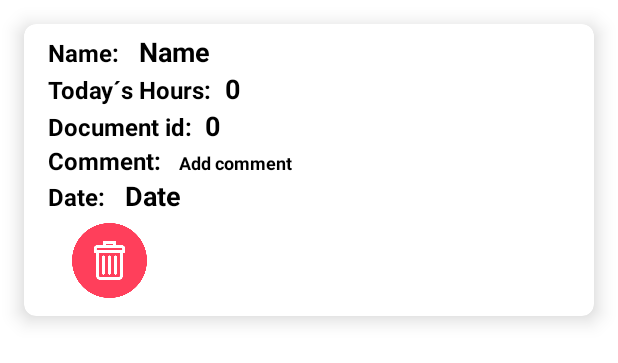
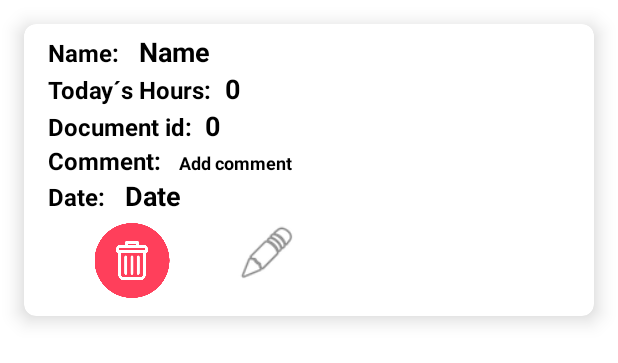
Before and after one commit to FilipKostic1999/App-for-company-workers, an Android app: the layout list_item.xml on its own in the app's theme, with its tools: preview values and no code run, on a phone screen of 412 x 824 dp. Shown: the top 363 px of the screen. Run offline under Robolectric (Android 15) with nearby library versions, the phone set to English and light mode, and no system bars.

Commit message:
edit name function

```diff
--- a/app/src/main/AndroidManifest.xml
+++ b/app/src/main/AndroidManifest.xml
@@ -12,6 +12,9 @@
         android:supportsRtl="true"
         android:theme="@style/Theme.Company_app"
         tools:targetApi="31">
+        <activity
+            android:name=".changeName"
+            android:exported="false" />
         <activity
             android:name=".inspectDays"
             android:exported="false" />
--- a/app/src/main/java/com/example/company_app/WorkerSignIn.kt
+++ b/app/src/main/java/com/example/company_app/WorkerSignIn.kt
@@ -104,6 +104,7 @@ class WorkerSignIn : AppCompatActivity() {
                                         dataWorker = "${nameInDatabase.name} ${nameInDatabase.numberID}"
                                         val workerName = nameInDatabase.name
                                         val intent = Intent(this, WorkerProfile:: class.java)
+                                        intent.putExtra("workerId", "${nameInDatabase.numberID}")
                                         intent.putExtra("dataWorker", dataWorker)
                                         intent.putExtra("workerName", workerName)
                                         startActivity(intent)
--- a/app/src/main/java/com/example/company_app/WorkerSignUp.kt
+++ b/app/src/main/java/com/example/company_app/WorkerSignUp.kt
@@ -67,7 +67,8 @@ class WorkerSignUp : AppCompatActivity() {
                                     val userData = username(name, codeID)
 
                                     database.collection("Users")
-                                        .document(user.uid).collection("user data").add(userData)
+                                        .document(user.uid).collection("user data")
+                                        .document("$name $codeID").set(userData)
 
                                     database.collection("Director view")
                                         .document("$name $codeID").set(userData)
--- a/app/src/main/res/layout/list_item.xml
+++ b/app/src/main/res/layout/list_item.xml
@@ -195,10 +195,17 @@
             android:orientation="horizontal">
 
             <ImageView
-                android:layout_width="50dp"
+                android:layout_width="80dp"
                 android:layout_height="50dp"
                 android:id="@+id/binImg"
                 android:src="@drawable/bin"/>
+
+            <ImageView
+                android:id="@+id/editImg"
+                android:layout_width="100dp"
+                android:layout_height="40dp"
+                android:layout_weight="1"
+                app:srcCompat="@android:drawable/ic_menu_edit" />
 
 
         </LinearLayout>
```
Also changed, not shown: app/src/main/java/com/example/company_app/MainActivity.kt (+19 -1 lines), app/src/main/java/com/example/company_app/WorkerProfile.kt (+7 -1 lines).
